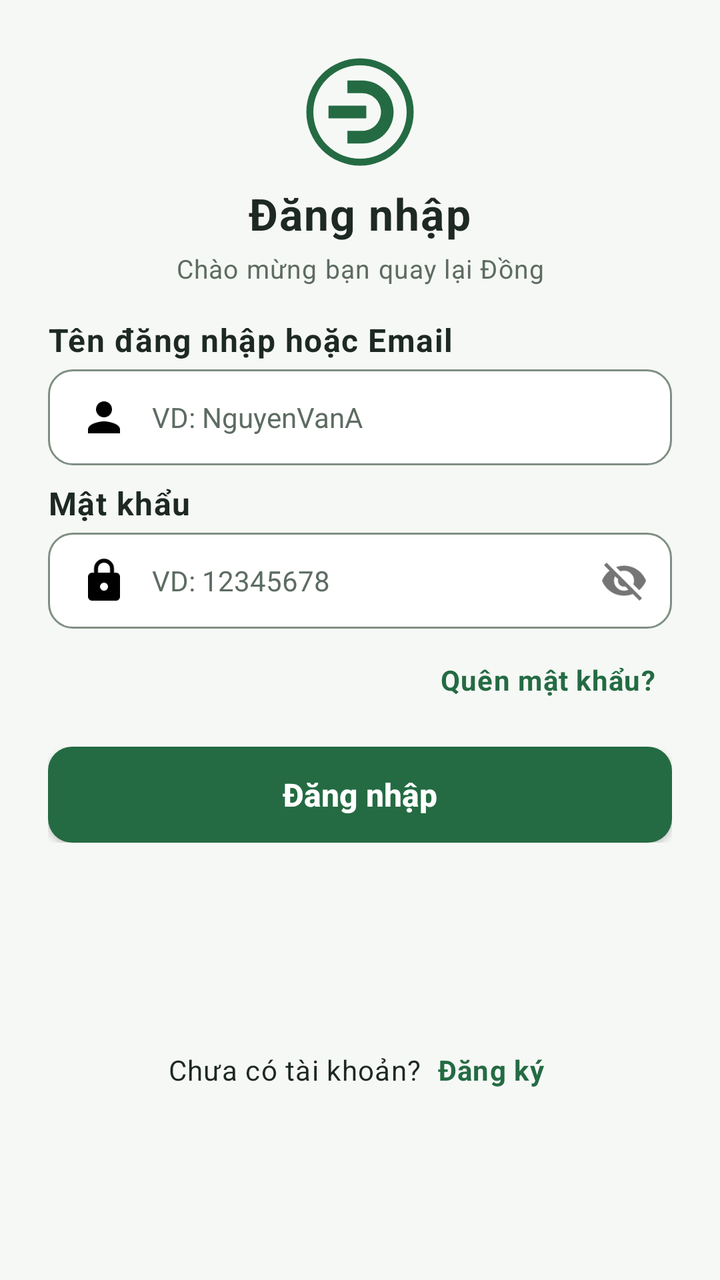
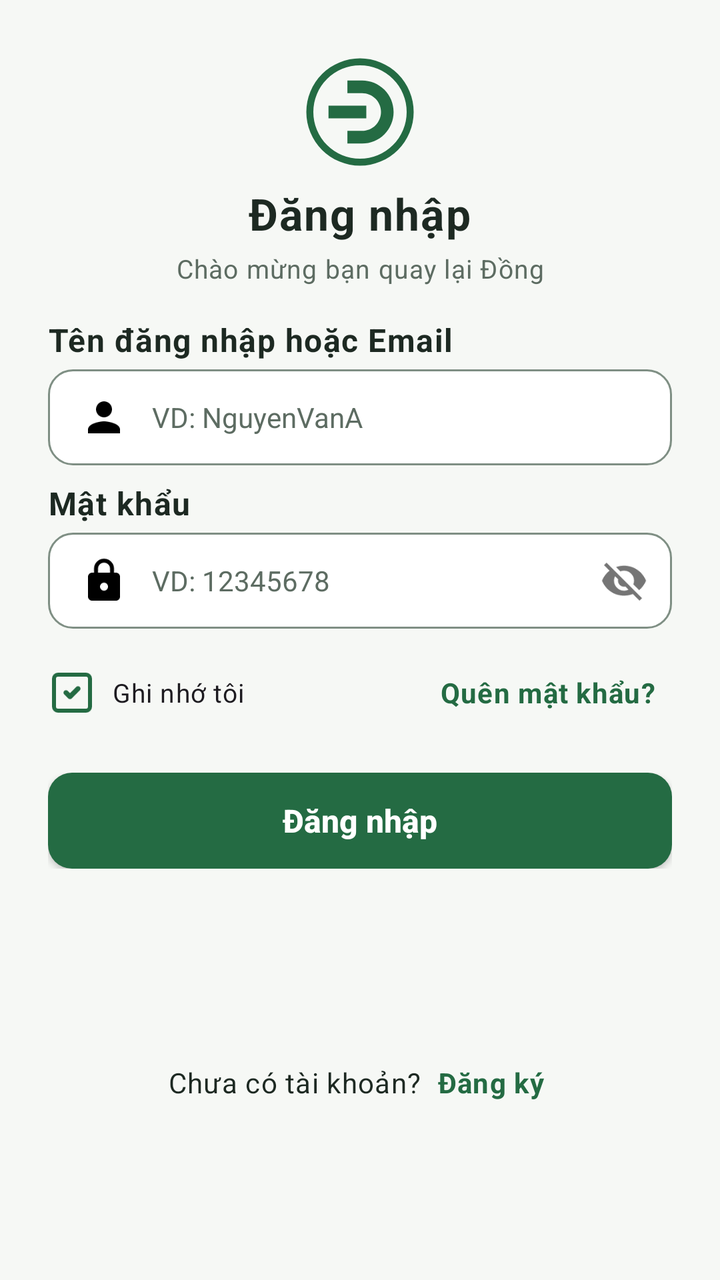

Before-and-after screenshots of an Android layout around one commit, followed by the original layout XML and the change that was made.
<!-- AndroidManifest.xml: application theme Theme.Fintrack -->
<!-- res/layout/activity_auth_login.xml -->
<?xml version="1.0" encoding="utf-8"?>
<ScrollView
    xmlns:android="http://schemas.android.com/apk/res/android"
    xmlns:app="http://schemas.android.com/apk/res-auto"
    android:layout_width="match_parent"
    android:layout_height="match_parent"
    android:background="@color/bg_app_canvas"
    android:fillViewport="true"
    android:overScrollMode="never"
    android:fitsSystemWindows="true">

    <androidx.constraintlayout.widget.ConstraintLayout
        android:layout_width="match_parent"
        android:layout_height="wrap_content"
        android:paddingStart="@dimen/spacing_24"
        android:paddingEnd="@dimen/spacing_24"
        android:paddingTop="@dimen/spacing_16"
        android:paddingBottom="@dimen/spacing_16">

        
        <LinearLayout
            android:id="@+id/llFormContainer"
            android:layout_width="0dp"
            android:layout_height="wrap_content"
            android:gravity="center_horizontal"
            android:orientation="vertical"
            app:layout_constraintStart_toStartOf="parent"
            app:layout_constraintEnd_toEndOf="parent"
            app:layout_constraintTop_toTopOf="parent"
            app:layout_constraintWidth_max="440dp">

            
            <ImageView
                android:layout_width="56dp"
                android:layout_height="56dp"
                android:layout_marginTop="@dimen/spacing_12"
                android:contentDescription="@string/app_name"
                android:src="@drawable/ic_micro_logo" />

            <TextView
                android:layout_width="wrap_content"
                android:layout_height="wrap_content"
                android:layout_marginTop="@dimen/spacing_8"
                android:importantForAccessibility="no"
                android:text="@string/login_title"
                android:textAppearance="@style/TextAppearance.App.TitlePage" />

            <TextView
                android:layout_width="match_parent"
                android:layout_height="wrap_content"
                android:layout_marginTop="@dimen/spacing_4"
                android:gravity="center"
                android:text="@string/login_subtitle"
                android:textAppearance="@style/TextAppearance.App.BodySecondary" />

            
            <LinearLayout
                android:layout_width="match_parent"
                android:layout_height="wrap_content"
                android:layout_marginTop="@dimen/spacing_16"
                android:orientation="vertical">

                
                <TextView
                    android:layout_width="wrap_content"
                    android:layout_height="wrap_content"
                    android:text="@string/label_username_or_email"
                    android:textAppearance="@style/TextAppearance.App.TitleSection" />

                <EditText
                    android:id="@+id/etUsernameOrEmail"
                    android:layout_width="match_parent"
                    android:layout_height="48dp"
                    android:layout_marginTop="@dimen/spacing_4"
                    android:autofillHints="username"
                    android:background="@drawable/bg_input_field"
                    android:drawableStart="@drawable/ic_person"
                    android:drawablePadding="@dimen/spacing_12"
                    android:hint="@string/hint_username"
                    android:inputType="textEmailAddress"
                    android:paddingStart="@dimen/spacing_16"
                    android:paddingEnd="@dimen/spacing_16"
                    android:singleLine="true"
                    android:textColor="@color/text_primary"
                    android:textColorHint="@color/text_hint"
                    android:textSize="@dimen/text_size_body_primary" />

                
                <TextView
                    android:layout_width="wrap_content"
                    android:layout_height="wrap_content"
                    android:layout_marginTop="@dimen/spacing_8"
                    android:text="@string/label_password"
                    android:textAppearance="@style/TextAppearance.App.TitleSection" />

                <RelativeLayout
                    android:layout_width="match_parent"
                    android:layout_height="48dp"
                    android:layout_marginTop="@dimen/spacing_4"
                    android:background="@drawable/bg_input_field">

                    <EditText
                        android:id="@+id/etPassword"
                        android:layout_width="match_parent"
                        android:layout_height="match_parent"
                        android:layout_toStartOf="@id/ivTogglePassword"
                        android:autofillHints="password"
                        android:background="@null"
                        android:drawableStart="@drawable/ic_lock"
                        android:drawablePadding="@dimen/spacing_12"
                        android:hint="@string/hint_password"
                        android:inputType="textPassword"
                        android:paddingStart="@dimen/spacing_16"
                        android:paddingEnd="@dimen/spacing_8"
                        android:singleLine="true"
                        android:textColor="@color/text_primary"
                        android:textColorHint="@color/text_hint"
                        android:textSize="@dimen/text_size_body_primary" />

                    <ImageView
                        android:id="@+id/ivTogglePassword"
                        android:layout_width="48dp"
                        android:layout_height="match_parent"
                        android:layout_alignParentEnd="true"
                        android:layout_centerVertical="true"
                        android:background="?attr/selectableItemBackgroundBorderless"
                        android:contentDescription="@string/label_password"
                        android:padding="12dp"
                        android:src="@drawable/ic_eye_close" />

                </RelativeLayout>

                
                <TextView
                    android:id="@+id/tvForgotPassword"
                    android:layout_width="wrap_content"
                    android:layout_height="wrap_content"
                    android:layout_gravity="end"
                    android:layout_marginTop="@dimen/spacing_8"
                    android:background="?attr/selectableItemBackground"
                    android:padding="@dimen/spacing_8"
                    android:text="@string/forgot_password_link"
                    android:textAppearance="@style/TextAppearance.App.Button" />

                
                <androidx.constraintlayout.widget.ConstraintLayout
                    android:layout_width="match_parent"
                    android:layout_height="wrap_content"
                    android:layout_marginTop="@dimen/spacing_16">

                    <androidx.appcompat.widget.AppCompatButton
                        android:id="@+id/btnLogin"
                        android:layout_width="0dp"
                        android:layout_height="48dp"
                        android:background="@drawable/bg_button_primary"
                        android:text="@string/btn_login"
                        android:textAllCaps="false"
                        android:textColor="@color/text_on_primary"
                        android:textSize="@dimen/text_size_title_section"
                        android:textStyle="bold"
                        app:layout_constraintBottom_toBottomOf="parent"
                        app:layout_constraintEnd_toEndOf="parent"
                        app:layout_constraintStart_toStartOf="parent"
                        app:layout_constraintTop_toTopOf="parent"
                        app:layout_constraintWidth_max="320dp" />

                </androidx.constraintlayout.widget.ConstraintLayout>

            </LinearLayout>

        </LinearLayout>

        
        <LinearLayout
            android:layout_width="wrap_content"
            android:layout_height="wrap_content"
            android:layout_marginTop="@dimen/spacing_24"
            android:gravity="center"
            android:orientation="horizontal"
            android:padding="@dimen/spacing_8"
            app:layout_constraintStart_toStartOf="parent"
            app:layout_constraintEnd_toEndOf="parent"
            app:layout_constraintTop_toBottomOf="@id/llFormContainer"
            app:layout_constraintBottom_toBottomOf="parent">

            <TextView
                android:layout_width="wrap_content"
                android:layout_height="wrap_content"
                android:text="@string/prompt_dont_have_account"
                android:textAppearance="@style/TextAppearance.App.BodyPrimary" />

            <Space
                android:layout_width="@dimen/spacing_4"
                android:layout_height="wrap_content" />

            <TextView
                android:id="@+id/tvSignUp"
                android:layout_width="wrap_content"
                android:layout_height="wrap_content"
                android:background="?attr/selectableItemBackground"
                android:padding="@dimen/spacing_4"
                android:text="@string/action_sign_up"
                android:textAppearance="@style/TextAppearance.App.Button" />

        </LinearLayout>

    </androidx.constraintlayout.widget.ConstraintLayout>

</ScrollView>
<!-- resources referenced by this layout -->
<resources>
  <color name="bg_app_canvas">@color/neutral_canvas</color>
  <color name="text_hint">@color/neutral_text_600</color>
  <color name="text_on_primary">@color/neutral_surface</color>
  <color name="text_primary">@color/neutral_text_900</color>
  <dimen name="spacing_12">12dp</dimen>
  <dimen name="spacing_16">16dp</dimen>
  <dimen name="spacing_24">24dp</dimen>
  <dimen name="spacing_4">4dp</dimen>
  <dimen name="spacing_8">8dp</dimen>
  <dimen name="text_size_body_primary">14sp</dimen>
  <dimen name="text_size_title_section">16sp</dimen>
  <string name="action_sign_up">Đăng ký</string>
  <string name="app_name">Đồng</string>
  <string name="btn_login">Đăng nhập</string>
  <string name="forgot_password_link">Quên mật khẩu?</string>
  <string name="hint_password">VD: 12345678</string>
  <string name="hint_username">VD: NguyenVanA</string>
  <string name="label_password">Mật khẩu</string>
  <string name="login_subtitle">Chào mừng bạn quay lại Đồng</string>
  <string name="login_title">Đăng nhập</string>
  <string name="prompt_dont_have_account">Chưa có tài khoản? </string>
  <color name="neutral_canvas">#F6F8F5</color>
  <color name="neutral_text_600">#5D6C62</color>
  <color name="neutral_surface">#FFFFFF</color>
  <color name="neutral_text_900">#1D2922</color>
  <color name="color_primary_pressed">@color/green_brand_800</color>
  <color name="color_primary">@color/green_brand_700</color>
  <dimen name="radius_input_button">12dp</dimen>
  <color name="bg_card_surface">@color/neutral_surface</color>
  <color name="green_brand_700">#246B43</color>
  <dimen name="text_size_body_secondary">13sp</dimen>
  <color name="text_secondary">@color/neutral_text_600</color>
  <dimen name="text_size_button">14sp</dimen>
  <dimen name="text_size_title_page">22sp</dimen>
  <color name="green_brand_800">#1C5636</color>
  <color name="neutral_border_strong">#7F8F84</color>
  <color name="color_accent">@color/green_accent_500</color>
  <color name="green_accent_500">#4CAF50</color>
  <color name="neutral_surface_alt">#F0F4F0</color>
  <!-- unchanged entries left out for length: 16 -->
</resources>

<!-- the commit's change to res/layout/activity_auth_login.xml (unified diff, before → after) -->
@@ -131,16 +131,34 @@
                 </RelativeLayout>
 
                 
-                <TextView
-                    android:id="@+id/tvForgotPassword"
-                    android:layout_width="wrap_content"
-                    android:layout_height="wrap_content"
-                    android:layout_gravity="end"
+                <LinearLayout
+                    android:layout_width="match_parent"
+                    android:layout_height="wrap_content"
                     android:layout_marginTop="@dimen/spacing_8"
-                    android:background="?attr/selectableItemBackground"
-                    android:padding="@dimen/spacing_8"
-                    android:text="@string/forgot_password_link"
-                    android:textAppearance="@style/TextAppearance.App.Button" />
+                    android:gravity="center_vertical"
+                    android:orientation="horizontal">
+
+                    <CheckBox
+                        android:id="@+id/cbRememberMe"
+                        android:layout_width="0dp"
+                        android:layout_height="wrap_content"
+                        android:layout_weight="1"
+                        android:button="@drawable/selector_checkbox"
+                        android:checked="true"
+                        android:minHeight="@dimen/touch_target_min"
+                        android:paddingStart="@dimen/spacing_8"
+                        android:text="@string/remember_me"
+                        android:textAppearance="@style/TextAppearance.App.BodySecondary" />
+
+                    <TextView
+                        android:id="@+id/tvForgotPassword"
+                        android:layout_width="wrap_content"
+                        android:layout_height="wrap_content"
+                        android:background="?attr/selectableItemBackground"
+                        android:padding="@dimen/spacing_8"
+                        android:text="@string/forgot_password_link"
+                        android:textAppearance="@style/TextAppearance.App.Button" />
+                </LinearLayout>
 
                 
                 <androidx.constraintlayout.widget.ConstraintLayout
<!-- resource entries referenced after the edit -->
@@ -11,6 +11,13 @@
   <dimen name="spacing_8">8dp</dimen>
   <dimen name="text_size_body_primary">14sp</dimen>
   <dimen name="text_size_title_section">16sp</dimen>
+  <dimen name="touch_target_min">48dp</dimen>
+  <!-- drawable selector_checkbox (drawable) -->
+  <?xml version="1.0" encoding="utf-8"?>
+  <selector xmlns:android="http://schemas.android.com/apk/res/android">
+      <item android:state_checked="true" android:drawable="@drawable/ic_checkbox_checked" />
+      <item android:state_checked="false" android:drawable="@drawable/ic_checkbox_unchecked" />
+  </selector>
   <string name="action_sign_up">Đăng ký</string>
   <string name="app_name">Đồng</string>
   <string name="btn_login">Đăng nhập</string>
@@ -21,6 +28,7 @@
   <string name="login_subtitle">Chào mừng bạn quay lại Đồng</string>
   <string name="login_title">Đăng nhập</string>
   <string name="prompt_dont_have_account">Chưa có tài khoản? </string>
+  <string name="remember_me">Ghi nhớ tôi</string>
   <color name="neutral_canvas">#F6F8F5</color>
   <color name="neutral_text_600">#5D6C62</color>
   <color name="neutral_surface">#FFFFFF</color>
@@ -30,13 +38,55 @@
   <dimen name="radius_input_button">12dp</dimen>
   <color name="bg_card_surface">@color/neutral_surface</color>
   <color name="green_brand_700">#246B43</color>
+  <!-- drawable ic_checkbox_checked (drawable) -->
+  <?xml version="1.0" encoding="utf-8"?>
+  <vector xmlns:android="http://schemas.android.com/apk/res/android"
+      android:width="24dp"
+      android:height="24dp"
+      android:viewportWidth="24"
+      android:viewportHeight="24">
+  
+      
+      <path
+          android:pathData="M19,3H5C3.9,3 3,3.9 3,5V19C3,20.1 3.9,21 5,21H19C20.1,21 21,20.1 21,19V5C21,3.9 20.1,3 19,3Z"
+          android:strokeColor="@color/color_primary"
+          android:strokeWidth="2"
+          android:strokeLineCap="round"
+          android:strokeLineJoin="round" />
+  
+      
+      <path
+          android:pathData="M9,12l2,2 4,-4"
+          android:strokeColor="@color/color_primary"
+          android:strokeWidth="2.5"
+          android:strokeLineCap="round"
+          android:strokeLineJoin="round" />
+  </vector>
+  <!-- drawable ic_checkbox_unchecked (drawable) -->
+  <?xml version="1.0" encoding="utf-8"?>
+  <vector xmlns:android="http://schemas.android.com/apk/res/android"
+      android:width="24dp"
+      android:height="24dp"
+      android:viewportWidth="24"
+      android:viewportHeight="24">
+  
+      
+      <path
+          android:pathData="M19,3H5C3.9,3 3,3.9 3,5V19C3,20.1 3.9,21 5,21H19C20.1,21 21,20.1 21,19V5C21,3.9 20.1,3 19,3Z"
+          android:strokeColor="@color/text_disabled"
+          android:strokeWidth="2"
+          android:strokeLineCap="round"
+          android:strokeLineJoin="round" />
+  </vector>
   <dimen name="text_size_body_secondary">13sp</dimen>
   <color name="text_secondary">@color/neutral_text_600</color>
   <dimen name="text_size_button">14sp</dimen>
   <dimen name="text_size_title_page">22sp</dimen>
   <color name="green_brand_800">#1C5636</color>
   <color name="neutral_border_strong">#7F8F84</color>
+  <color name="text_disabled">@color/neutral_text_400</color>
   <color name="color_accent">@color/green_accent_500</color>
+  <color name="neutral_text_400">#98A69C</color>
   <color name="green_accent_500">#4CAF50</color>
   <color name="neutral_surface_alt">#F0F4F0</color>
   <!-- unchanged entries left out for length: 16 -->
